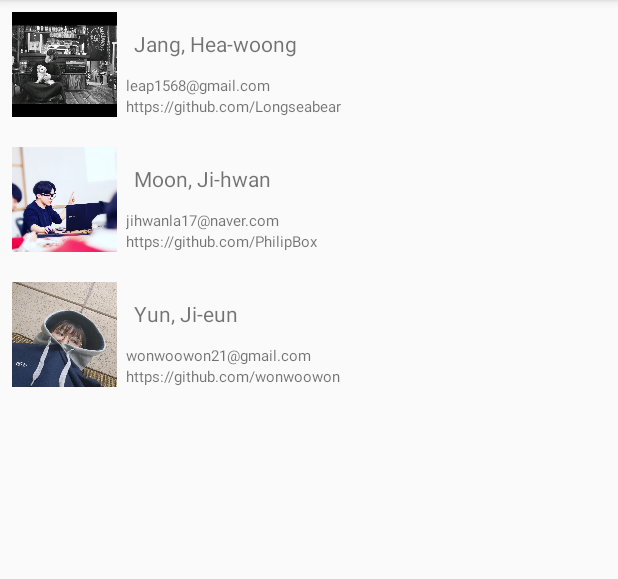
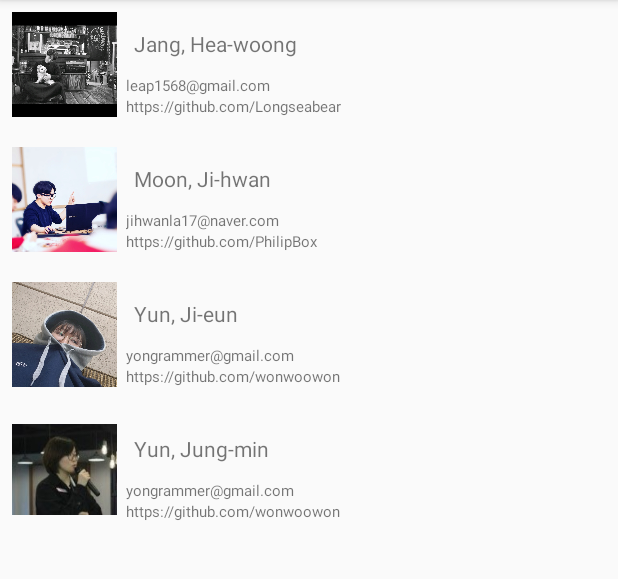
Before and after one commit to OGG-Studio/CHALNA, an Android app: the IntroductionController screen opened directly, with no data from a screen before it, on a phone screen of 412 x 824 dp, the part 84-663 px from its top. Run offline under Robolectric (Android 15) with nearby library versions, the light colour scheme and no system bars; libraries missing offline, so code that uses them is left out: uk.co.deanwild.

Commit message:
Release 3.3

```diff
--- a/app/src/main/java/com/example/philip/chalna/Camera/CameraController.java
+++ b/app/src/main/java/com/example/philip/chalna/Camera/CameraController.java
@@ -25,6 +25,7 @@ import android.view.View;
 import android.view.WindowManager;
 import android.widget.ImageView;
 import android.widget.SeekBar;
+import android.widget.Toast;
 
 import com.bumptech.glide.Glide;
 import com.bumptech.glide.request.animation.GlideAnimation;
@@ -297,6 +298,12 @@ public class CameraController extends AppCompatActivity
         });
 
         settingBtn = findViewById(R.id.setting_btn);
+        settingBtn.setOnClickListener(new View.OnClickListener() {
+            @Override
+            public void onClick(View v) {
+                Toast.makeText(context,"준비중입니다.",Toast.LENGTH_SHORT);
+            }
+        });
 
         // Camera Callback initialization
         setupOrientationEventListener();
@@ -588,7 +595,7 @@ public class CameraController extends AppCompatActivity
         mOrientationEventListener.enable();
     }
 
-    private  void animateViews(int degrees) {
+    public void animateViews(int degrees) {
         List<View> views = new ArrayList<View>(){
             {
                 add(btnImageLoad);
--- a/app/src/main/java/com/example/philip/chalna/Camera/CameraTuto.java
+++ b/app/src/main/java/com/example/philip/chalna/Camera/CameraTuto.java
@@ -17,6 +17,9 @@ public class CameraTuto {
 
     //셋팅버튼
     public void tutorial_start(){
+        activity_class.animateViews(0);
+        activity_class.mOrientationEventListener.disable();
+
         new MaterialShowcaseView.Builder(activity_class) // instantiate the material showcase view using Builder
                 .setTarget(activity_class.settingBtn) // set what view will be pointed or highlighted
                 .setTitleText("정보") // set the title of the tutorial
@@ -138,7 +141,12 @@ public class CameraTuto {
                     }
                     @Override
                     public void onShowcaseDismissed(MaterialShowcaseView materialShowcaseView) {
-
+                        activity_class.handler.post(new Runnable() {
+                            @Override
+                            public void run() {
+                                activity_class.mOrientationEventListener.enable();
+                            }
+                        });
                     }
                 })
                 .setDelay(millis) // set delay in milliseconds to show the tutor
--- a/app/src/main/res/layout/opening.xml
+++ b/app/src/main/res/layout/opening.xml
@@ -5,6 +5,6 @@
     <ImageView
         android:layout_width="match_parent"
         android:layout_height="match_parent"
-        android:src="@drawable/default_image_2"
+        android:src="@drawable/default_image_3"
         android:scaleType="fitXY"/>
 </android.support.constraint.ConstraintLayout>
--- a/app/src/main/res/layout/setting_introduction.xml
+++ b/app/src/main/res/layout/setting_introduction.xml
@@ -97,7 +97,42 @@
                 android:textSize="10sp"
                 android:layout_height="wrap_content"
                 android:layout_width="wrap_content"
-                android:text="wonwoowon21@gmail.com"/>
+                android:text="yongrammer@gmail.com"/>
+            <TextView
+                android:paddingLeft="6dp"
+                android:textSize="10sp"
+                android:layout_height="wrap_content"
+                android:layout_width="wrap_content"
+                android:text="https://github.com/wonwoowon"/>
+        </LinearLayout>
+    </TableRow>
+
+    <TableRow
+        android:layout_width="wrap_content"
+        android:layout_height="wrap_content"
+        android:layout_marginTop="20dp">
+
+        <ImageView
+            android:layout_width="70dp"
+            android:layout_height="70dp"
+            android:src="@drawable/yun2"
+            android:id="@+id/yun2"/>
+        <LinearLayout
+            android:layout_width="match_parent"
+            android:layout_height="wrap_content"
+            android:orientation="vertical">
+
+            <TextView
+                android:padding="11dp"
+                android:layout_height="wrap_content"
+                android:layout_width="wrap_content"
+                android:text="Yun, Jung-min"/>
+            <TextView
+                android:paddingLeft="6dp"
+                android:textSize="10sp"
+                android:layout_height="wrap_content"
+                android:layout_width="wrap_content"
+                android:text="yongrammer@gmail.com"/>
             <TextView
                 android:paddingLeft="6dp"
                 android:textSize="10sp"
```
Also changed, not shown: app/src/main/res/drawable/default_image_3.png (added), app/src/main/res/drawable/yun2.jpg (added), 10 other files.
